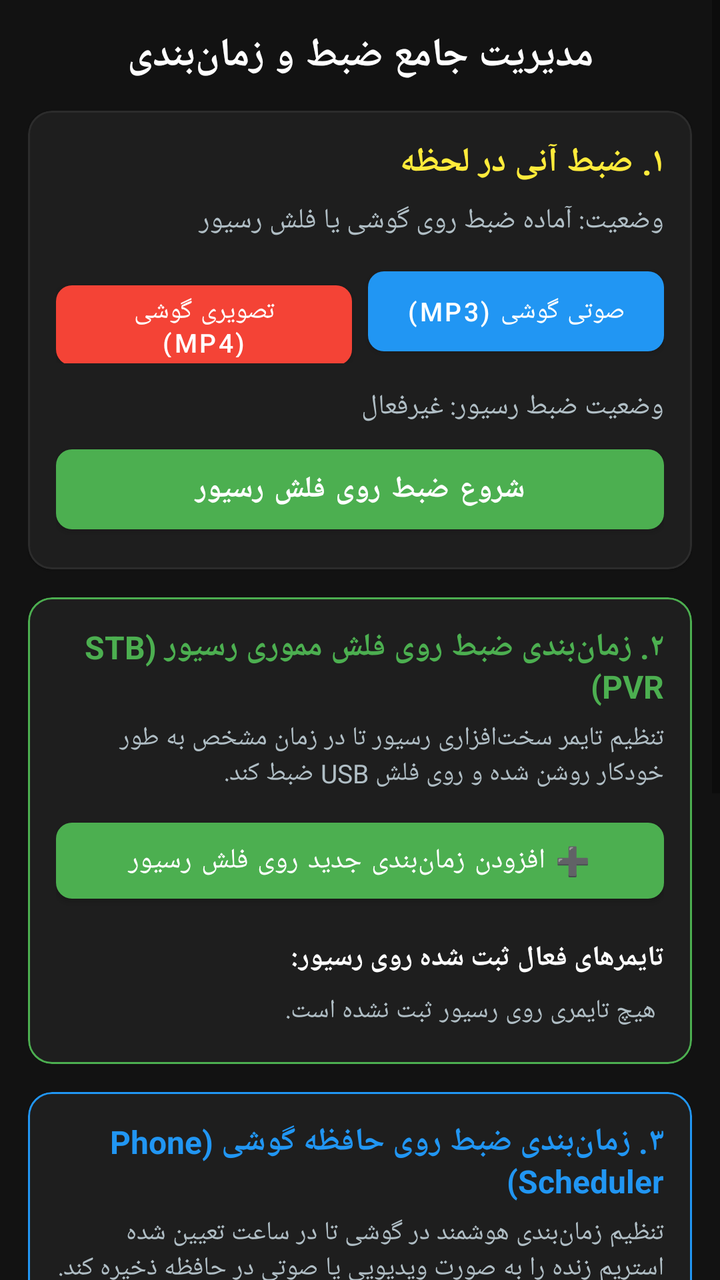
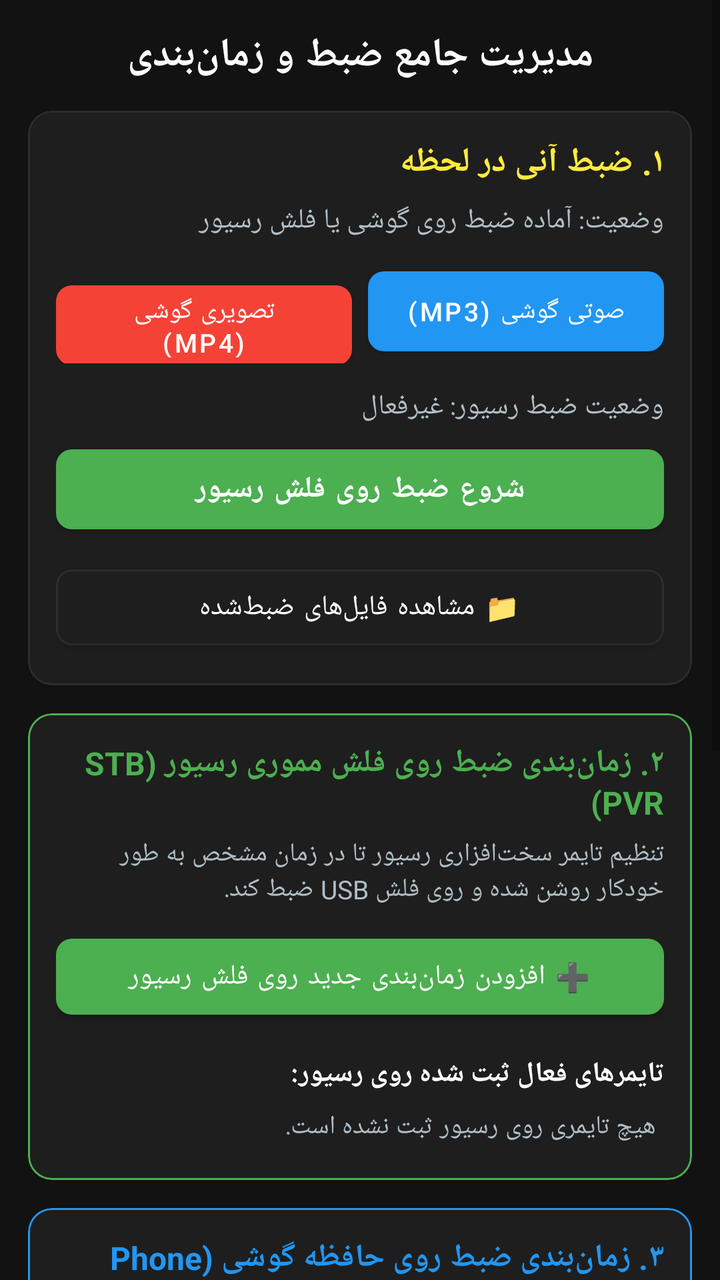

Compare the two renders of this Android layout. The source of the first and the diff that turns it into the second are given below.
<!-- AndroidManifest.xml: application theme Theme.GMScreenAccessible -->
<!-- res/layout/fragment_record.xml -->
<?xml version="1.0" encoding="utf-8"?>
<ScrollView xmlns:android="http://schemas.android.com/apk/res/android"
    xmlns:app="http://schemas.android.com/apk/res-auto"
    android:layout_width="match_parent"
    android:layout_height="match_parent"
    android:background="@color/dark_bg"
    android:fillViewport="true">

    <LinearLayout
        android:layout_width="match_parent"
        android:layout_height="wrap_content"
        android:orientation="vertical"
        android:padding="14dp">

        <TextView
            android:layout_width="match_parent"
            android:layout_height="wrap_content"
            android:text="مدیریت جامع ضبط و زمان‌بندی"
            android:textColor="@color/text_primary"
            android:textSize="20sp"
            android:textStyle="bold"
            android:gravity="center"
            android:layout_marginBottom="14dp" />

        
        <com.google.android.material.card.MaterialCardView
            android:layout_width="match_parent"
            android:layout_height="wrap_content"
            android:layout_marginBottom="14dp"
            app:cardBackgroundColor="@color/card_bg"
            app:cardCornerRadius="12dp"
            app:strokeColor="@color/divider"
            app:strokeWidth="1dp">

            <LinearLayout
                android:layout_width="match_parent"
                android:layout_height="wrap_content"
                android:orientation="vertical"
                android:padding="14dp">

                <TextView
                    android:layout_width="match_parent"
                    android:layout_height="wrap_content"
                    android:text="۱. ضبط آنی در لحظه"
                    android:textColor="@color/accent_yellow"
                    android:textSize="17sp"
                    android:textStyle="bold"
                    android:layout_marginBottom="8dp" />

                <TextView
                    android:id="@+id/txtInstantRecStatus"
                    android:layout_width="match_parent"
                    android:layout_height="wrap_content"
                    android:text="وضعیت: آماده ضبط روی گوشی یا فلش رسیور"
                    android:textColor="@color/text_secondary"
                    android:textSize="14sp"
                    android:layout_marginBottom="10dp" />

                <LinearLayout
                    android:layout_width="match_parent"
                    android:layout_height="wrap_content"
                    android:orientation="horizontal"
                    android:layout_marginBottom="8dp">

                    <com.google.android.material.button.MaterialButton
                        android:id="@+id/btnStartPhoneVideoRec"
                        android:layout_width="0dp"
                        android:layout_height="52dp"
                        android:layout_weight="1"
                        android:layout_marginEnd="4dp"
                        android:text="تصویری گوشی (MP4)"
                        android:textColor="@color/white"
                        android:textSize="13sp"
                        app:backgroundTint="@color/accent_red"
                        app:cornerRadius="8dp" />

                    <com.google.android.material.button.MaterialButton
                        android:id="@+id/btnStartPhoneAudioRec"
                        android:layout_width="0dp"
                        android:layout_height="52dp"
                        android:layout_weight="1"
                        android:layout_marginStart="4dp"
                        android:text="صوتی گوشی (MP3)"
                        android:textColor="@color/white"
                        android:textSize="13sp"
                        app:backgroundTint="@color/primary"
                        app:cornerRadius="8dp" />
                </LinearLayout>

                <com.google.android.material.button.MaterialButton
                    android:id="@+id/btnStopPhoneRec"
                    android:layout_width="match_parent"
                    android:layout_height="50dp"
                    android:text="توقف ضبط گوشی"
                    android:textColor="@color/white"
                    android:textSize="15sp"
                    android:visibility="gone"
                    android:layout_marginBottom="8dp"
                    app:backgroundTint="@color/secondary"
                    app:cornerRadius="8dp" />

                <TextView
                    android:id="@+id/txtStbRecordStatus"
                    android:layout_width="match_parent"
                    android:layout_height="wrap_content"
                    android:text="وضعیت ضبط رسیور: غیرفعال"
                    android:textColor="@color/text_secondary"
                    android:textSize="14sp"
                    android:layout_marginTop="4dp"
                    android:layout_marginBottom="6dp" />

                <com.google.android.material.button.MaterialButton
                    android:id="@+id/btnStbToggleRecord"
                    android:layout_width="match_parent"
                    android:layout_height="52dp"
                    android:text="شروع ضبط روی فلش رسیور"
                    android:contentDescription="شروع یا توقف ضبط کانال روی حافظه فلش متصل به رسیور"
                    android:textColor="@color/white"
                    android:textSize="15sp"
                    android:textStyle="bold"
                    app:backgroundTint="@color/accent_green"
                    app:cornerRadius="8dp" />
            </LinearLayout>
        </com.google.android.material.card.MaterialCardView>

        
        <com.google.android.material.card.MaterialCardView
            android:layout_width="match_parent"
            android:layout_height="wrap_content"
            android:layout_marginBottom="14dp"
            app:cardBackgroundColor="@color/card_bg"
            app:cardCornerRadius="12dp"
            app:strokeColor="@color/accent_green"
            app:strokeWidth="1dp">

            <LinearLayout
                android:layout_width="match_parent"
                android:layout_height="wrap_content"
                android:orientation="vertical"
                android:padding="14dp">

                <TextView
                    android:layout_width="match_parent"
                    android:layout_height="wrap_content"
                    android:text="۲. زمان‌بندی ضبط روی فلش مموری رسیور (STB PVR)"
                    android:textColor="@color/accent_green"
                    android:textSize="16sp"
                    android:textStyle="bold"
                    android:layout_marginBottom="6dp" />

                <TextView
                    android:layout_width="match_parent"
                    android:layout_height="wrap_content"
                    android:text="تنظیم تایمر سخت‌افزاری رسیور تا در زمان مشخص به طور خودکار روشن شده و روی فلش USB ضبط کند."
                    android:textColor="@color/text_secondary"
                    android:textSize="13sp"
                    android:layout_marginBottom="10dp" />

                <com.google.android.material.button.MaterialButton
                    android:id="@+id/btnAddStbTimer"
                    android:layout_width="match_parent"
                    android:layout_height="50dp"
                    android:text="➕ افزودن زمان‌بندی جدید روی فلش رسیور"
                    android:textColor="@color/white"
                    android:textSize="14sp"
                    android:layout_marginBottom="8dp"
                    app:backgroundTint="@color/accent_green"
                    app:cornerRadius="8dp" />

                <TextView
                    android:layout_width="match_parent"
                    android:layout_height="wrap_content"
                    android:text="تایمرهای فعال ثبت شده روی رسیور:"
                    android:textColor="@color/text_primary"
                    android:textSize="14sp"
                    android:textStyle="bold"
                    android:layout_marginTop="6dp"
                    android:layout_marginBottom="4dp" />

                <LinearLayout
                    android:id="@+id/containerStbTimers"
                    android:layout_width="match_parent"
                    android:layout_height="wrap_content"
                    android:orientation="vertical">

                    <TextView
                        android:id="@+id/txtNoStbTimers"
                        android:layout_width="match_parent"
                        android:layout_height="wrap_content"
                        android:text="هیچ تایمری روی رسیور ثبت نشده است."
                        android:textColor="@color/text_secondary"
                        android:textSize="13sp"
                        android:padding="4dp" />
                </LinearLayout>
            </LinearLayout>
        </com.google.android.material.card.MaterialCardView>

        
        <com.google.android.material.card.MaterialCardView
            android:layout_width="match_parent"
            android:layout_height="wrap_content"
            android:layout_marginBottom="14dp"
            app:cardBackgroundColor="@color/card_bg"
            app:cardCornerRadius="12dp"
            app:strokeColor="@color/primary"
            app:strokeWidth="1dp">

            <LinearLayout
                android:layout_width="match_parent"
                android:layout_height="wrap_content"
                android:orientation="vertical"
                android:padding="14dp">

                <TextView
                    android:layout_width="match_parent"
                    android:layout_height="wrap_content"
                    android:text="۳. زمان‌بندی ضبط روی حافظه گوشی (Phone Scheduler)"
                    android:textColor="@color/primary"
                    android:textSize="16sp"
                    android:textStyle="bold"
                    android:layout_marginBottom="6dp" />

                <TextView
                    android:layout_width="match_parent"
                    android:layout_height="wrap_content"
                    android:text="تنظیم زمان‌بندی هوشمند در گوشی تا در ساعت تعیین شده استریم زنده را به صورت ویدیویی یا صوتی در حافظه ذخیره کند."
                    android:textColor="@color/text_secondary"
                    android:textSize="13sp"
                    android:layout_marginBottom="10dp" />

                <com.google.android.material.button.MaterialButton
                    android:id="@+id/btnAddPhoneTimer"
                    android:layout_width="match_parent"
                    android:layout_height="50dp"
                    android:text="➕ افزودن زمان‌بندی ضبط روی حافظه گوشی"
                    android:textColor="@color/white"
                    android:textSize="14sp"
                    android:layout_marginBottom="8dp"
                    app:backgroundTint="@color/primary"
                    app:cornerRadius="8dp" />

                <TextView
                    android:layout_width="match_parent"
                    android:layout_height="wrap_content"
                    android:text="زمان‌بندی‌های فعال گوشی:"
                    android:textColor="@color/text_primary"
                    android:textSize="14sp"
                    android:textStyle="bold"
                    android:layout_marginTop="6dp"
                    android:layout_marginBottom="4dp" />

                <LinearLayout
                    android:id="@+id/containerPhoneTimers"
                    android:layout_width="match_parent"
                    android:layout_height="wrap_content"
                    android:orientation="vertical">

                    <TextView
                        android:id="@+id/txtNoPhoneTimers"
                        android:layout_width="match_parent"
                        android:layout_height="wrap_content"
                        android:text="هیچ زمان‌بندی فعالی در گوشی تنظیم نشده است."
                        android:textColor="@color/text_secondary"
                        android:textSize="13sp"
                        android:padding="4dp" />
                </LinearLayout>
            </LinearLayout>
        </com.google.android.material.card.MaterialCardView>

        
        <com.google.android.material.card.MaterialCardView
            android:layout_width="match_parent"
            android:layout_height="wrap_content"
            android:layout_marginBottom="14dp"
            app:cardBackgroundColor="@color/card_bg"
            app:cardCornerRadius="12dp"
            app:strokeColor="@color/divider"
            app:strokeWidth="1dp">

            <LinearLayout
                android:layout_width="match_parent"
                android:layout_height="wrap_content"
                android:orientation="vertical"
                android:padding="14dp">

                <TextView
                    android:layout_width="match_parent"
                    android:layout_height="wrap_content"
                    android:text="۴. فایل‌های ضبط شده (گوشی و فلش مموری رسیور)"
                    android:textColor="@color/text_primary"
                    android:textSize="16sp"
                    android:textStyle="bold"
                    android:layout_marginBottom="10dp" />

                
                <TextView
                    android:layout_width="match_parent"
                    android:layout_height="wrap_content"
                    android:text="فایل‌های ضبط شده در پوشه GMScreen/recordings:"
                    android:textColor="@color/accent_yellow"
                    android:textSize="14sp"
                    android:textStyle="bold"
                    android:layout_marginBottom="6dp" />

                <LinearLayout
                    android:id="@+id/containerRecordedFiles"
                    android:layout_width="match_parent"
                    android:layout_height="wrap_content"
                    android:orientation="vertical"
                    android:layout_marginBottom="12dp">

                    <TextView
                        android:id="@+id/txtNoRecordings"
                        android:layout_width="match_parent"
                        android:layout_height="wrap_content"
                        android:text="فایلی در حافظه گوشی ذخیره نشده است."
                        android:textColor="@color/text_secondary"
                        android:textSize="13sp"
                        android:padding="4dp" />
                </LinearLayout>

                
                <LinearLayout
                    android:layout_width="match_parent"
                    android:layout_height="wrap_content"
                    android:orientation="horizontal"
                    android:gravity="center_vertical"
                    android:layout_marginBottom="6dp">

                    <TextView
                        android:layout_width="0dp"
                        android:layout_height="wrap_content"
                        android:layout_weight="1"
                        android:text="فایل‌های موجود روی فلش رسیور (PVR):"
                        android:textColor="@color/accent_green"
                        android:textSize="14sp"
                        android:textStyle="bold" />

                    <com.google.android.material.button.MaterialButton
                        android:id="@+id/btnRefreshStbPvrFiles"
                        style="@style/Widget.MaterialComponents.Button.TextButton"
                        android:layout_width="wrap_content"
                        android:layout_height="36dp"
                        android:text="بروزرسانی لیست"
                        android:textColor="@color/accent_green"
                        android:textSize="12sp" />
                </LinearLayout>

                <LinearLayout
                    android:id="@+id/containerStbPvrFiles"
                    android:layout_width="match_parent"
                    android:layout_height="wrap_content"
                    android:orientation="vertical">

                    <TextView
                        android:id="@+id/txtNoStbPvrFiles"
                        android:layout_width="match_parent"
                        android:layout_height="wrap_content"
                        android:text="فایلی روی فلش رسیور پیدا نشد یا فلش متصل نیست."
                        android:textColor="@color/text_secondary"
                        android:textSize="13sp"
                        android:padding="4dp" />
                </LinearLayout>
            </LinearLayout>
        </com.google.android.material.card.MaterialCardView>

    </LinearLayout>
</ScrollView>
<!-- resources referenced by this layout -->
<resources>
  <color name="accent_green">#FF4CAF50</color>
  <color name="accent_red">#FFF44336</color>
  <color name="accent_yellow">#FFFFEB3B</color>
  <color name="card_bg">#FF1E1E1E</color>
  <color name="dark_bg">#FF121212</color>
  <color name="divider">#FF2C2C2C</color>
  <color name="primary">#FF2196F3</color>
  <color name="secondary">#FFFF9800</color>
  <color name="text_primary">#FFFFFFFF</color>
  <color name="text_secondary">#FFB0BEC5</color>
  <color name="white">#FFFFFFFF</color>
  <style name="Theme.GMScreenAccessible" parent="Theme.MaterialComponents.DayNight.NoActionBar">
          <item name="colorPrimary">@color/primary</item>
          <item name="colorPrimaryVariant">@color/primary_variant</item>
          <item name="colorOnPrimary">@color/white</item>
          <item name="colorSecondary">@color/secondary</item>
          <item name="android:statusBarColor">@color/dark_bg</item>
          <item name="android:windowBackground">@color/dark_bg</item>
      </style>
  <color name="primary_variant">#FF1976D2</color>
</resources>

<!-- the commit's change to res/layout/fragment_record.xml (unified diff, before → after) -->
@@ -120,6 +120,20 @@
                     android:textStyle="bold"
                     app:backgroundTint="@color/accent_green"
                     app:cornerRadius="8dp" />
+
+                <com.google.android.material.button.MaterialButton
+                    android:id="@+id/btnViewRecordings"
+                    android:layout_width="match_parent"
+                    android:layout_height="50dp"
+                    android:text="📁 مشاهده فایل‌های ضبط‌شده"
+                    android:contentDescription="مشاهده و مدیریت فایل‌های ضبط شده در حافظه گوشی"
+                    android:textColor="@color/text_primary"
+                    android:textSize="14sp"
+                    android:layout_marginTop="8dp"
+                    app:strokeColor="@color/divider"
+                    app:strokeWidth="1dp"
+                    app:backgroundTint="@color/card_bg"
+                    app:cornerRadius="8dp" />
             </LinearLayout>
         </com.google.android.material.card.MaterialCardView>
 
